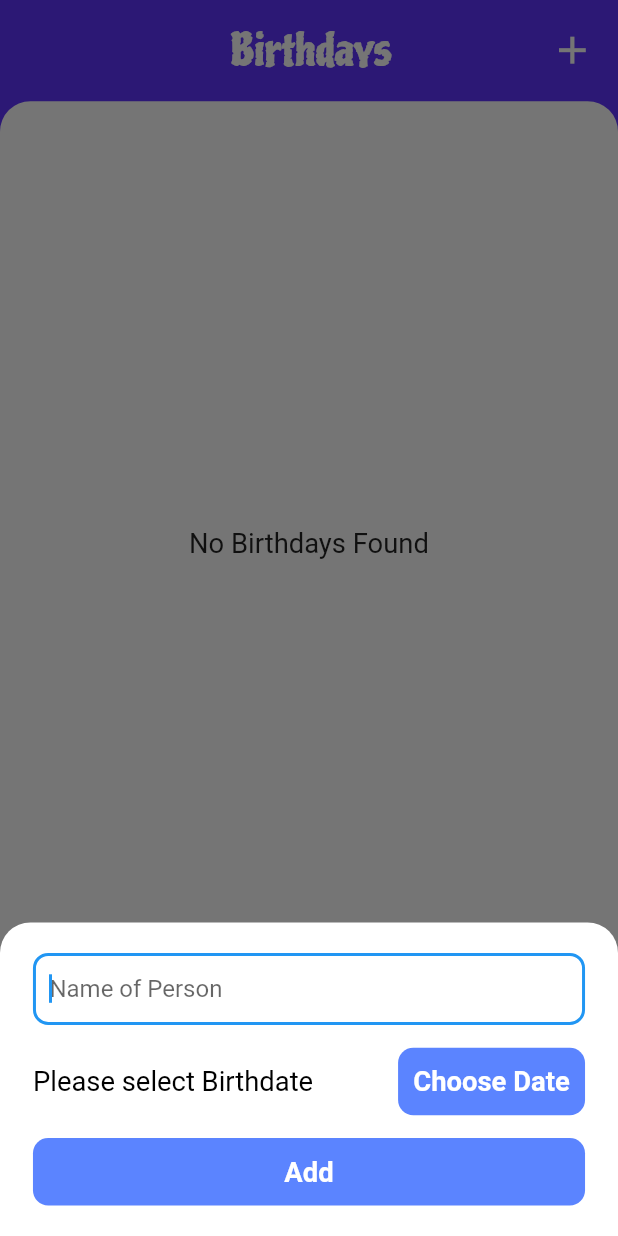
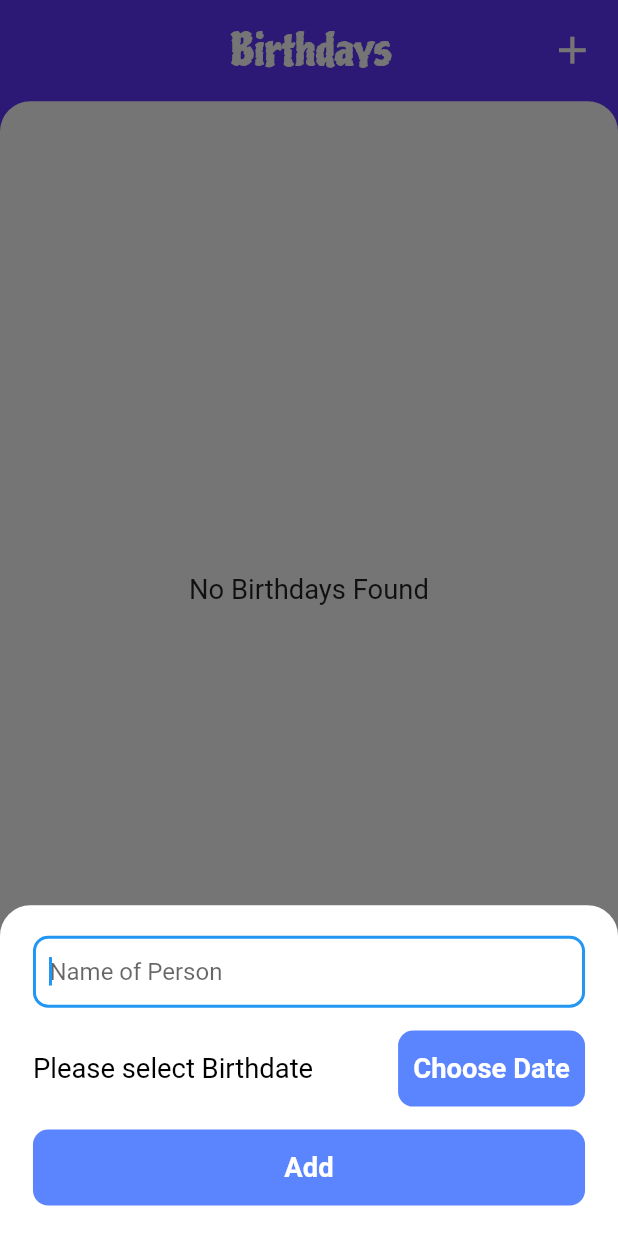
Before and after one commit to sumit-mahajan/Remember, a Flutter app: the screen it shows after launch, item 3 of the bottom bar chosen, after a tap on the "add" icon, on a phone screen of 412 x 824 dp. Run offline on Flutter 3.47's test engine with Material 2 defaults, Android fonts, the phone set to English and light mode, and no system bars; drawn by our look-alikes of curved_navigation_bar; our stand-ins replace flutter_local_notifications, flutter_screenutil, percent_indicator, rxdart, shared_preferences, sqflite and 1 more; accounts and stored records are empty.

Commit message:
Readme updated

```diff
--- a/lib/screens/birthdays_tab_screen.dart
+++ b/lib/screens/birthdays_tab_screen.dart
@@ -56,6 +56,7 @@ class _BirthdayTabState extends State<BirthdayTab> {
         style: kBody1TextStyle.copyWith(color: Colors.red),
       ),
       onPressed: () {
+        Navigator.of(context).pop();
         setState(() {
           isLoading = true;
         });
@@ -72,7 +73,6 @@ class _BirthdayTabState extends State<BirthdayTab> {
           isLoading = false;
           _changeSelection(enable: false, index: -1);
         });
-        Navigator.of(context).pop();
       },
     );
 
@@ -192,7 +192,7 @@ class _BirthdayTabState extends State<BirthdayTab> {
                 if (birthList.length == 0) {
                   return Center(
                     child: Padding(
-                      padding: EdgeInsets.symmetric(vertical: 280.h),
+                      padding: EdgeInsets.symmetric(vertical: 310.h),
                       child: Text(
                         'No Birthdays Found',
                         style: kBody1TextStyle,
--- a/lib/screens/notes_tab_screen.dart
+++ b/lib/screens/notes_tab_screen.dart
@@ -143,7 +143,7 @@ class _NotesTabState extends State<NotesTab> {
                   if (notes.length == 0) {
                     return Center(
                       child: Padding(
-                        padding: EdgeInsets.symmetric(vertical: 280.h),
+                        padding: EdgeInsets.symmetric(vertical: 310.h),
                         child: Text(
                           'No Notes Found',
                           style: kBody1TextStyle,
--- a/lib/screens/todo_tab_screen.dart
+++ b/lib/screens/todo_tab_screen.dart
@@ -299,7 +299,7 @@ class _ToDoTabState extends State<ToDoTab> {
                                   ),
                                   child: Icon(
                                     visibleTextField ? Icons.remove : Icons.add,
-                                    size: 35.r,
+                                    size: 40.r,
                                     color: Colors.white,
                                   ),
                                 ),
@@ -487,7 +487,7 @@ class _ToDoTabState extends State<ToDoTab> {
                                           decoration: InputDecoration(
                                             contentPadding:
                                                 EdgeInsets.symmetric(
-                                                    vertical: 0,
+                                                    vertical: 0.0,
                                                     horizontal: 10.w),
                                             hintStyle: kBody1TextStyle,
                                             filled: true,
--- a/lib/widgets/custom_button.dart
+++ b/lib/widgets/custom_button.dart
@@ -17,7 +17,7 @@ class CustomButton extends StatelessWidget {
     return GestureDetector(
       onTap: onClick,
       child: Container(
-        height: 45,
+        height: 50.h,
         padding: EdgeInsets.all(10.r),
         decoration: BoxDecoration(
           color: kButtonFillColor,
```
Also changed, not shown: images/birthday.jpg, images/event.jpg, images/note.jpg, images/todo.jpg.
